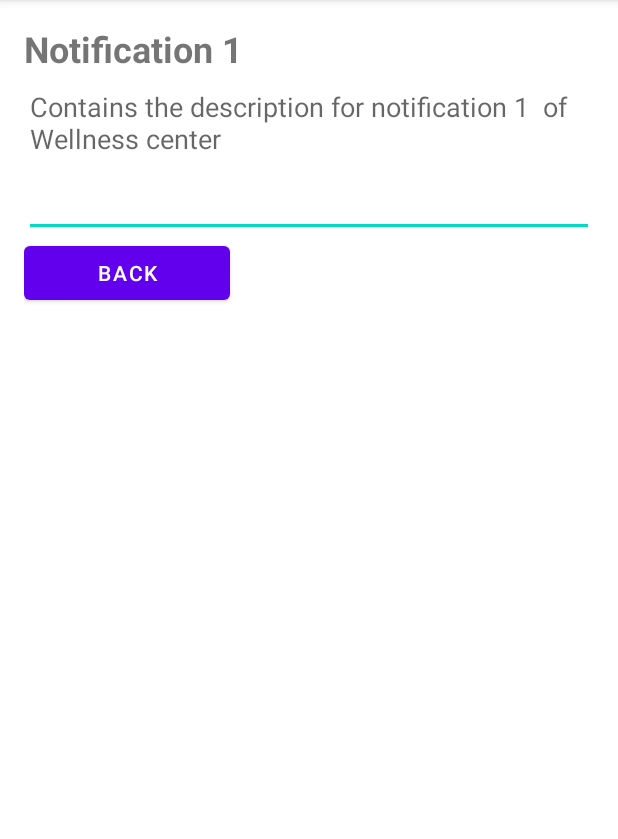
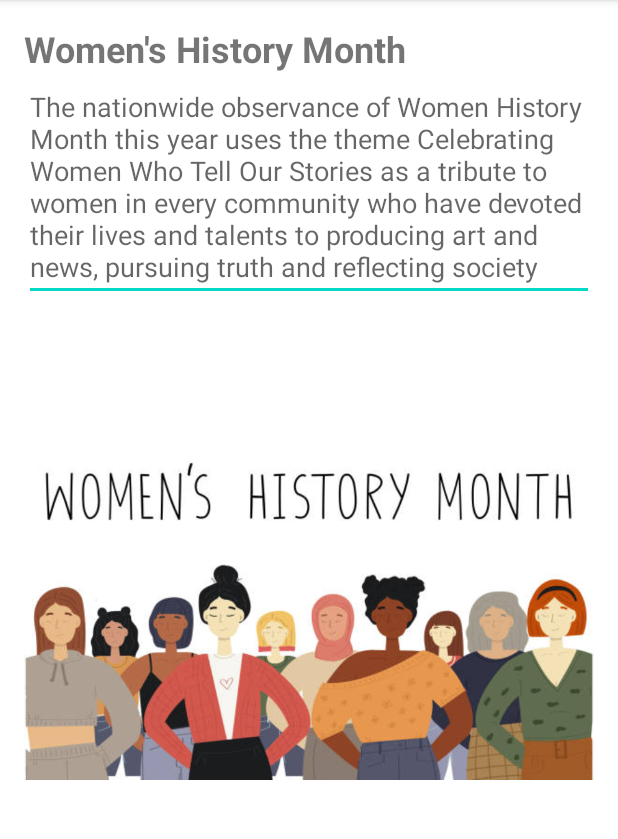
Before and after one commit to codebender14/app_NW_Ravens, an Android app: the WcNotification1DescriptionActivity screen opened directly, with no data from a screen before it, on a phone screen of 412 x 824 dp, the part 84-923 px from its top. Run offline under Robolectric (Android 15) with nearby library versions, the phone set to English and light mode, and no system bars.

Commit message:
s554246 Sai Maneendra - updated the notifications with appropriate description and images

```diff
--- a/app/src/main/java/com/example/nwravens/WcNotification1DescriptionActivity.java
+++ b/app/src/main/java/com/example/nwravens/WcNotification1DescriptionActivity.java
@@ -14,15 +14,15 @@ public class WcNotification1DescriptionActivity extends AppCompatActivity {
     protected void onCreate(Bundle savedInstanceState) {
         super.onCreate(savedInstanceState);
         setContentView(R.layout.activity_wc_notification1_description);
-        backButton = findViewById(R.id.button);
+//        backButton = findViewById(R.id.button);
 
-        backButton.setOnClickListener(new View.OnClickListener() {
-            @Override
-            public void onClick(View v) {
-                Intent intent = new Intent(WcNotification1DescriptionActivity.this, WcNotificationSpecificActivity.class);
-                startActivity(intent);
-                finish();
-            }
-        });
+//        backButton.setOnClickListener(new View.OnClickListener() {
+//            @Override
+//            public void onClick(View v) {
+//                Intent intent = new Intent(WcNotification1DescriptionActivity.this, WcNotificationSpecificActivity.class);
+//                startActivity(intent);
+//                finish();
+//            }
+//        });
     }
 }
--- a/app/src/main/res/layout/activity_nwacademics_notification_specific.xml
+++ b/app/src/main/res/layout/activity_nwacademics_notification_specific.xml
@@ -35,7 +35,7 @@
         android:onClick="onClick"
         android:paddingTop="16dp"
         android:paddingBottom="16dp"
-        android:text="Notification 1"
+        android:text="SUMMER JOB FAIR"
         android:textColor="@color/black"
         android:textSize="18sp" />
     <!-- Notification 2 -->
--- a/app/src/main/res/layout/activity_wc_notification1_description.xml
+++ b/app/src/main/res/layout/activity_wc_notification1_description.xml
@@ -8,7 +8,7 @@
         android:layout_width="wrap_content"
         android:layout_height="wrap_content"
         android:layout_gravity="center_horizontal"
-        android:text="Notification 1"
+        android:text="Women's History Month"
         android:textSize="24sp"
         android:textStyle="bold" />
 
@@ -17,16 +17,27 @@
         android:layout_width="match_parent"
         android:layout_height="wrap_content"
         android:layout_below="@id/notificationLabel"
-        android:hint="Contains the description for notification 1  of Wellness center"
+        android:hint="The nationwide observance of Women History Month this year uses the theme Celebrating Women Who Tell Our Stories as a tribute to women in every community who have devoted their lives and talents to producing art and news, pursuing truth and reflecting society"
         android:inputType="textMultiLine"
         android:minLines="4"
         android:gravity="top|left" />
 
-    <Button
+    <!--<Button
         android:id="@+id/button"
         android:layout_width="137dp"
         android:layout_height="wrap_content"
         android:layout_below="@id/description_text"
-        android:text="Back" />
+        android:text="Back" />-->
+
+    <!-- Image ImageView -->
+    <ImageView
+        android:id="@+id/backButton"
+        android:layout_width="wrap_content"
+        android:layout_height="wrap_content"
+        android:layout_below="@id/description_text"
+        android:layout_centerHorizontal="true"
+        android:layout_marginTop="16dp"
+        android:src="@drawable/women" />
+
 
 </RelativeLayout>
--- a/app/src/main/res/layout/activity_wc_notification_specific.xml
+++ b/app/src/main/res/layout/activity_wc_notification_specific.xml
@@ -35,7 +35,7 @@
         android:onClick="onClick"
         android:paddingTop="16dp"
         android:paddingBottom="16dp"
-        android:text="Notification 1"
+        android:text="Women's History Month"
         android:textColor="@color/black"
         android:textSize="18sp" />
     <!-- Notification 2 -->
@@ -47,7 +47,7 @@
         android:onClick="onClick"
         android:paddingTop="16dp"
         android:paddingBottom="16dp"
-        android:text="Notification 2"
+        android:text="Health Counselling"
         android:textColor="@color/black"
         android:textSize="18sp" />
     <!-- Notification 3 -->
```
Also changed, not shown: app/src/main/java/com/example/nwravens/WcNotification2DescriptionActivity.java (+10 -10 lines), app/src/main/res/layout/activity_wc_notification2_description.xml (+12 -3 lines), app/src/main/res/drawable-v24/councelling.png (added), app/src/main/res/drawable-v24/sample_img.jpg (added), app/src/main/res/drawable-v24/women.jpg (added).
